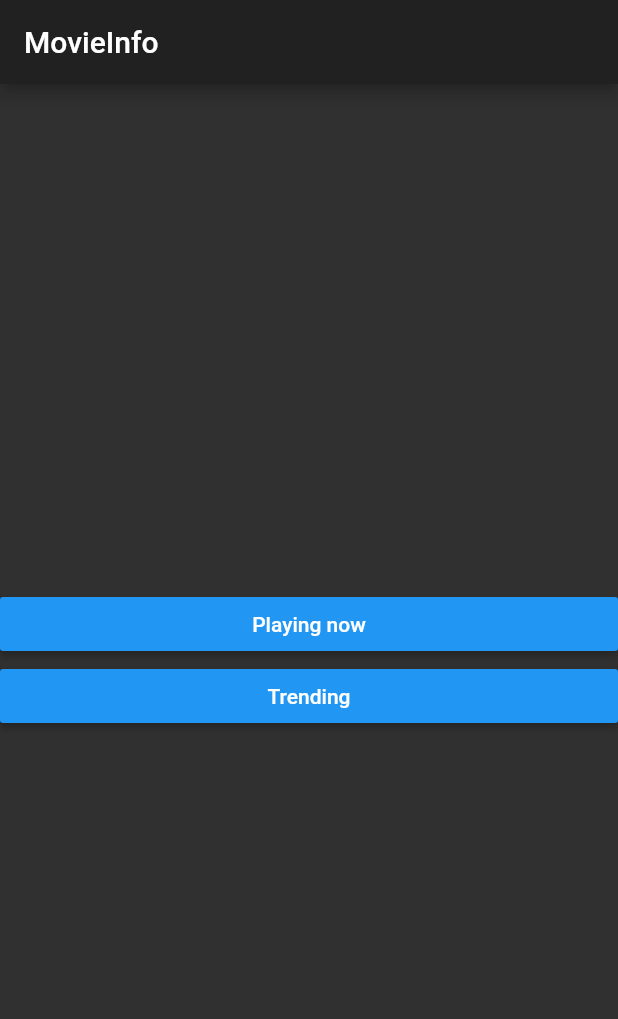
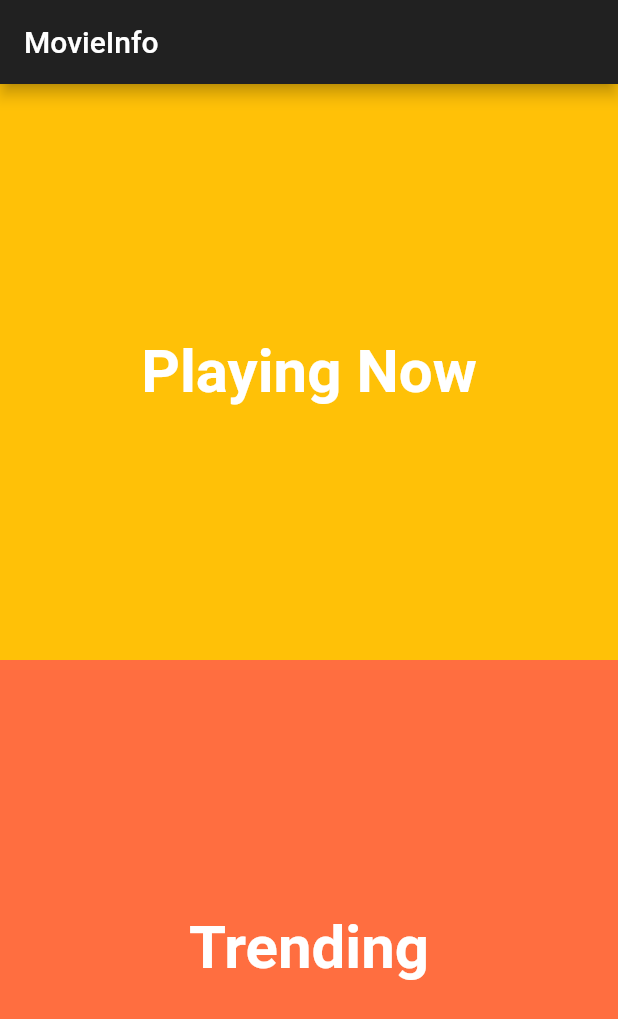
Before and after one commit to ocalvet/movie_info, a Flutter app: the screen it shows after launch, on a phone screen of 412 x 824 dp. Shown: the top 1019 px of the screen. Run offline on Flutter 3.47's test engine with Material 2 defaults, Android fonts, the phone set to English and light mode, and no system bars; our stand-ins replace rxdart.

Commit message:
Change design of the home page

```diff
--- a/lib/src/home_page.dart
+++ b/lib/src/home_page.dart
@@ -7,7 +7,56 @@ class HomePage extends StatelessWidget {
         appBar: AppBar(
           title: Text('MovieInfo'),
         ),
-      body: Center(
+        body: _buildNewLookingBody(context));
+  }
+
+  Widget _buildNewLookingBody(BuildContext context) {
+    return Column(
+      children: <Widget>[
+        Expanded(
+          child: GestureDetector(
+            onTap: () {
+              Navigator.pushNamed(context, '/movies');
+            },
+            child: Container(
+              decoration: BoxDecoration(color: Colors.amber),
+              child: Center(
+                child: Text(
+                  'Playing Now',
+                  style: TextStyle(
+                    fontSize: 40,
+                    fontWeight: FontWeight.w600,
+                  ),
+                ),
+              ),
+            ),
+          ),
+        ),
+        Expanded(
+          child: GestureDetector(
+            onTap: () {
+              Navigator.pushNamed(context, '/trending');
+            },
+            child: Container(
+              decoration: BoxDecoration(color: Colors.deepOrangeAccent),
+              child: Center(
+                child: Text(
+                  'Trending',
+                  style: TextStyle(
+                    fontSize: 40,
+                    fontWeight: FontWeight.w600,
+                  ),
+                ),
+              ),
+            ),
+          ),
+        ),
+      ],
+    );
+  }
+
+  Widget _buildBody(BuildContext context) {
+    return Center(
       child: Column(
         mainAxisAlignment: MainAxisAlignment.center,
         children: <Widget>[
@@ -16,7 +65,7 @@ class HomePage extends StatelessWidget {
               Navigator.pushNamed(context, '/movies');
             },
             minWidth: double.infinity,
-              child:  Text('Playing now'),
+            child: Text('Playing now'),
             color: Colors.blue,
           ),
           MaterialButton(
@@ -24,12 +73,11 @@ class HomePage extends StatelessWidget {
               Navigator.pushNamed(context, '/trending');
             },
             minWidth: double.infinity,
-              child:  Text('Trending'),
+            child: Text('Trending'),
             color: Colors.blue,
           ),
         ],
       ),
-      ),
     );
   }
 }
```
Lines whose indentation alone changed are shown as unchanged.
